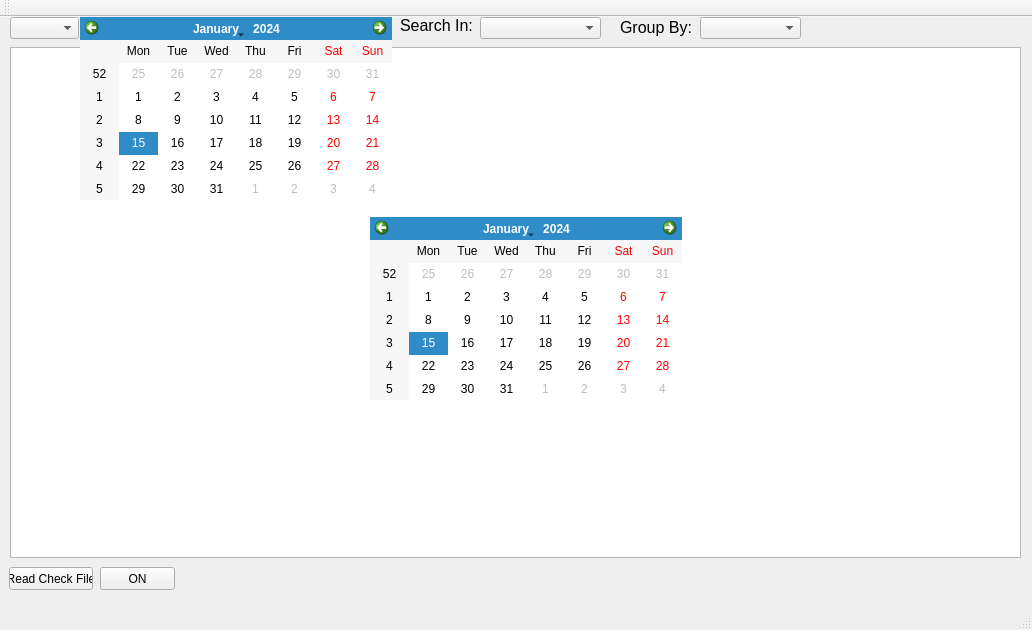
First picture: the form in mainwindow.ui, repository n6nq/checking, before the edit.
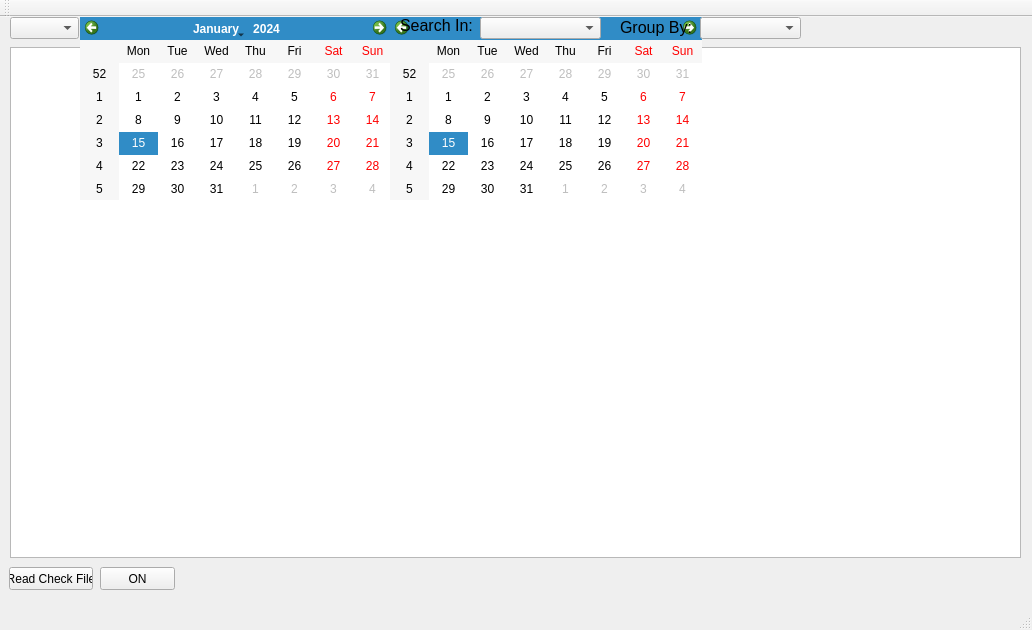
Second picture: the form after the edit.

The edit to the form file:
```diff
--- a/mainwindow.ui
+++ b/mainwindow.ui
@@ -137,8 +137,8 @@
    <widget class="QCalendarWidget" name="calendar2">
     <property name="geometry">
      <rect>
-      <x>370</x>
-      <y>200</y>
+      <x>390</x>
+      <y>0</y>
       <width>312</width>
       <height>183</height>
      </rect>
```
